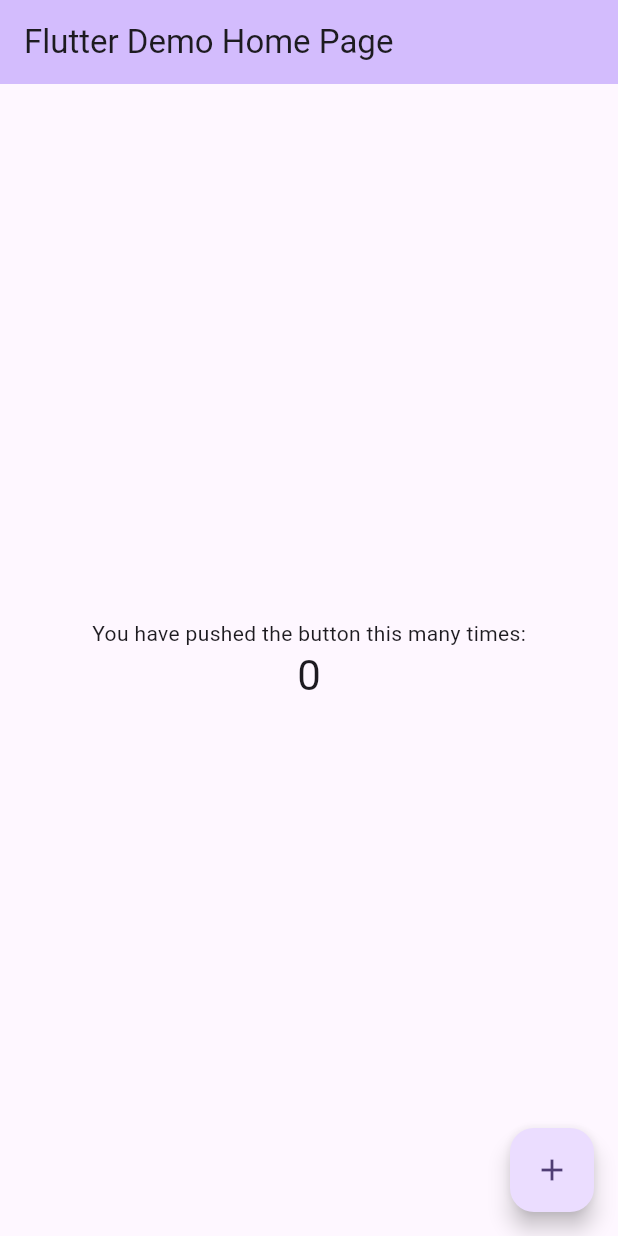
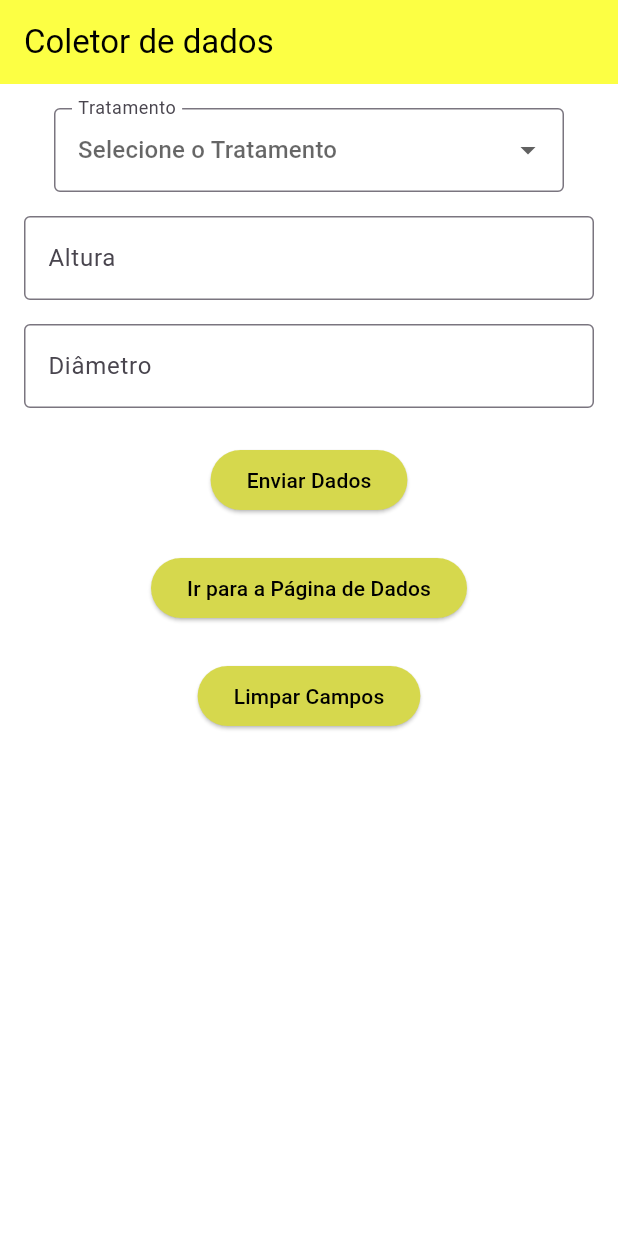
Before and after one commit to daniloasdotcom/flutter_gsheets, a Flutter app: the screen it shows after launch, on a phone screen of 412 x 824 dp. Run offline on Flutter 3.47's test engine with Material 3 defaults, Android fonts, the phone set to English and light mode, and no system bars; missing offline and left inert: gsheets.

Commit message:
update22052024

```diff
--- /dev/null
+++ b/lib/googlesheets.dart
@@ -0,0 +1,63 @@
+// Importação de pacotes necessários para a funcionalidade do Google Sheets
+
+// Classe SheetsFlutter para gerenciar interações com uma planilha do Google Sheets
+import 'package:flutter_gsheets/sheetscolumn.dart';
+import 'package:gsheets/gsheets.dart';
+
+class SheetsFlutter {
+  // ID da planilha do Google Sheets (deve ser configurado com o ID real da sua planilha)
+  static String _sheetId = "";
+  // Credenciais da API do Google Sheets (JSON de credenciais deve ser colocado aqui)
+  static const _sheetCredentials = r'''
+  {
+
+  }
+''';
+
+
+  // Worksheet (aba da planilha) para armazenar os dados do usuário
+  static Worksheet? _userSheet;
+
+  // Instância da classe GSheets inicializada com as credenciais
+  static final _gsheets = GSheets(_sheetCredentials);
+
+  // Método de inicialização assíncrono para configurar a planilha e a aba
+  static Future init() async {
+    try{
+    // Obtém a planilha usando o ID configurado
+    final spreadsheet = await _gsheets.spreadsheet(_sheetId);
+
+    // Obtém ou cria a aba (Worksheet) com o título "Feed"
+    _userSheet = await _getWorkSheet(spreadsheet, title: "Feed");
+
+    // Insere a primeira linha com os nomes das colunas
+    final firstRow = SheetsColunm.getColumns(); // Obtém os nomes das colunas de SheetsColunm
+    _userSheet!.values.insertRow(1, firstRow); // Insere a primeira linha na aba
+    } catch(e) {
+      // Captura e imprime qualquer erro que ocorrer durante a inicialização
+      print(e);
+
+    }
+  }
+
+
+  // Método privado para obter ou criar uma Worksheet (aba) na planilha
+  static Future<Worksheet> _getWorkSheet(
+      Spreadsheet spreadsheet,{
+        required String title,
+      }) async {
+    try{
+      // Tenta adicionar uma nova aba com o título especificado
+      return await spreadsheet.addWorksheet(title);
+      } catch(e) {
+      // Se a aba já existir, retorna a aba existente com o título especificado
+      return spreadsheet.worksheetByTitle(title)!;
+      }
+    }
+
+    // Método para inserir uma lista de linhas na aba do usuário
+    static Future insert(List<Map<String, dynamic>> rowList) async{
+      // Mapeia e adiciona as linhas na aba (_userSheet)
+      _userSheet!.values.map.appendRows(rowList);
+    }
+}
--- a/lib/main.dart
+++ b/lib/main.dart
@@ -1,125 +1,25 @@
 import 'package:flutter/material.dart';
+import 'package:flutter_gsheets/mainscreen.dart';
+import 'googlesheets.dart';
 
-void main() {
+void main() async{
+
+  await SheetsFlutter.init();
   runApp(const MyApp());
 }
 
 class MyApp extends StatelessWidget {
   const MyApp({super.key});
-
-  // This widget is the root of your application.
   @override
   Widget build(BuildContext context) {
     return MaterialApp(
+      debugShowCheckedModeBanner: false,
       title: 'Flutter Demo',
       theme: ThemeData(
-        // This is the theme of your application.
-        //
-        // TRY THIS: Try running your application with "flutter run". You'll see
-        // the application has a purple toolbar. Then, without quitting the app,
-        // try changing the seedColor in the colorScheme below to Colors.green
-        // and then invoke "hot reload" (save your changes or press the "hot
-        // reload" button in a Flutter-supported IDE, or press "r" if you used
-        // the command line to start the app).
-        //
-        // Notice that the counter didn't reset back to zero; the application
-        // state is not lost during the reload. To reset the state, use hot
-        // restart instead.
-        //
-        // This works for code too, not just values: Most code changes can be
-        // tested with just a hot reload.
         colorScheme: ColorScheme.fromSeed(seedColor: Colors.deepPurple),
         useMaterial3: true,
       ),
-      home: const MyHomePage(title: 'Flutter Demo Home Page'),
+      home: const MainScreen(),
     );
   }
 }
-
-class MyHomePage extends StatefulWidget {
-  const MyHomePage({super.key, required this.title});
-
-  // This widget is the home page of your application. It is stateful, meaning
-  // that it has a State object (defined below) that contains fields that affect
-  // how it looks.
-
-  // This class is the configuration for the state. It holds the values (in this
-  // case the title) provided by the parent (in this case the App widget) and
-  // used by the build method of the State. Fields in a Widget subclass are
-  // always marked "final".
-
-  final String title;
-
-  @override
-  State<MyHomePage> createState() => _MyHomePageState();
-}
-
-class _MyHomePageState extends State<MyHomePage> {
-  int _counter = 0;
-
-  void _incrementCounter() {
-    setState(() {
-      // This call to setState tells the Flutter framework that something has
-      // changed in this State, which causes it to rerun the build method below
-      // so that the display can reflect the updated values. If we changed
-      // _counter without calling setState(), then the build method would not be
-      // called again, and so nothing would appear to happen.
-      _counter++;
-    });
-  }
-
-  @override
-  Widget build(BuildContext context) {
-    // This method is rerun every time setState is called, for instance as done
-    // by the _incrementCounter method above.
-    //
-    // The Flutter framework has been optimized to make rerunning build methods
-    // fast, so that you can just rebuild anything that needs updating rather
-    // than having to individually change instances of widgets.
-    return Scaffold(
-      appBar: AppBar(
-        // TRY THIS: Try changing the color here to a specific color (to
-        // Colors.amber, perhaps?) and trigger a hot reload to see the AppBar
-        // change color while the other colors stay the same.
-        backgroundColor: Theme.of(context).colorScheme.inversePrimary,
-        // Here we take the value from the MyHomePage object that was created by
-        // the App.build method, and use it to set our appbar title.
-        title: Text(widget.title),
-      ),
-      body: Center(
-        // Center is a layout widget. It takes a single child and positions it
-        // in the middle of the parent.
-        child: Column(
-          // Column is also a layout widget. It takes a list of children and
-          // arranges them vertically. By default, it sizes itself to fit its
-          // children horizontally, and tries to be as tall as its parent.
-          //
-          // Column has various properties to control how it sizes itself and
-          // how it positions its children. Here we use mainAxisAlignment to
-          // center the children vertically; the main axis here is the vertical
-          // axis because Columns are vertical (the cross axis would be
-          // horizontal).
-          //
-          // TRY THIS: Invoke "debug painting" (choose the "Toggle Debug Paint"
-          // action in the IDE, or press "p" in the console), to see the
-          // wireframe for each widget.
-          mainAxisAlignment: MainAxisAlignment.center,
-          children: <Widget>[
-            const Text(
-              'You have pushed the button this many times:',
-            ),
-            Text(
-              '$_counter',
-              style: Theme.of(context).textTheme.headlineMedium,
-            ),
-          ],
-        ),
-      ),
-      floatingActionButton: FloatingActionButton(
-        onPressed: _incrementCounter,
-        tooltip: 'Increment',
-        child: const Icon(Icons.add),
-      ), // This trailing comma makes auto-formatting nicer for build methods.
-    );
-  }
-}
--- /dev/null
+++ b/lib/mainscreen.dart
@@ -0,0 +1,225 @@
+import 'package:flutter/material.dart';
+import 'package:flutter/services.dart';
+import 'package:flutter_gsheets/dataspages.dart';
+import 'package:flutter_gsheets/googlesheets.dart';
+import 'package:flutter_gsheets/sheetscolumn.dart';
+
+class MainScreen extends StatefulWidget {
+  const MainScreen({Key? key}) : super(key: key);
+
+  @override
+  _MainScreenState createState() => _MainScreenState();
+}
+
+class _MainScreenState extends State<MainScreen> {
+  final TextEditingController alturaController = TextEditingController();
+  final TextEditingController diametroController = TextEditingController();
+  String? selectedTratamento;
+
+  final List<String> tratamentoOptions = [
+    'T1D0R1',
+    'T2D0R2',
+    'T3D0R3',
+    'T5D0R4',
+    'T5D0R5',
+    'ID2,5R1',
+    'ID2,5R2',
+    'ID2,5R3',
+    'ID2,5R4',
+    'ID2,5R5',
+    'ID5R1',
+    'ID5R2',
+    'ID5R3',
+    'ID5R4',
+    'ID5R5',
+    'ID7,5R1',
+    'ID7,5R2',
+    'ID7,5R3',
+    'ID7,5R4',
+    'ID7,5R5',
+    'NID2,5R1',
+    'NID2,5R2',
+    'NID2,5R3',
+    'NID2,5R4',
+    'NID2,5R5',
+    'NID5R1',
+    'NID5R2',
+    'NID5R3',
+    'NID5R4',
+    'NID5R5',
+    'NID7,5R1',
+    'NID7,5R2',
+    'NID7,5R3',
+    'NID7,5R4',
+    'NID7,5R5'
+  ];
+
+  @override
+  Widget build(BuildContext context) {
+    return Scaffold(
+      backgroundColor: Colors.white,
+      appBar: AppBar(
+        title: Text('Coletor de dados', style: TextStyle(color: Colors.black)),
+        backgroundColor: const Color.fromARGB(255, 252, 255, 68),
+      ),
+      body: SingleChildScrollView(
+        child: Padding(
+          padding: const EdgeInsets.all(16.0),
+          child: Column(
+            mainAxisAlignment: MainAxisAlignment.center,
+            crossAxisAlignment: CrossAxisAlignment.center,
+            children: [
+              Padding(
+                padding: const EdgeInsets.symmetric(
+                    horizontal:
+                        20.0), // Adiciona um padding horizontal de 20 unidades
+                child: DropdownButtonFormField<String>(
+                  value: selectedTratamento,
+                  hint: const Text('Selecione o Tratamento'),
+                  isExpanded: true, // Ocupa o máximo de espaço possível
+                  dropdownColor: const Color.fromARGB(
+                      255, 177, 120, 120), // Cor de fundo do dropdown
+                  decoration: const InputDecoration(
+                    labelText: 'Tratamento',
+                    border: OutlineInputBorder(),
+                    focusedBorder: OutlineInputBorder(
+                      borderSide: BorderSide(color: Colors.blueAccent),
+                    ),
+                  ),
+                  items: tratamentoOptions
+                      .map((tratamento) => DropdownMenuItem<String>(
+                            value: tratamento,
+                            child: Text(tratamento),
+                          ))
+                      .toList(),
+                  onChanged: (value) {
+                    setState(() {
+                      selectedTratamento = value;
+                    });
+                  },
+                ),
+              ),
+              SizedBox(height: 16),
+              TextField(
+                controller: alturaController,
+                decoration: InputDecoration(
+                  labelText: 'Altura',
+                  border: OutlineInputBorder(),
+                  focusedBorder: OutlineInputBorder(
+                    borderSide: BorderSide(color: Colors.blueAccent),
+                  ),
+                ),
+                keyboardType: TextInputType.numberWithOptions(decimal: true),
+                inputFormatters: [
+                  FilteringTextInputFormatter.allow(RegExp(r'^\d*[.,]?\d*$')),
+                  TextInputFormatter.withFunction((oldValue, newValue) {
+                    if (newValue.text.contains(',')) {
+                      return TextEditingValue(
+                        text: newValue.text.replaceAll(',', '.'),
+                        selection: newValue.selection,
+                      );
+                    }
+                    return newValue;
+                  }),
+                ],
+              ),
+              SizedBox(height: 16),
+              TextField(
+                controller: diametroController,
+                decoration: InputDecoration(
+                  labelText: 'Diâmetro',
+                  border: OutlineInputBorder(),
+                  focusedBorder: OutlineInputBorder(
+                    borderSide: BorderSide(color: Colors.blueAccent),
+                  ),
+                ),
+                keyboardType: TextInputType.numberWithOptions(decimal: true),
+                inputFormatters: [
+                  FilteringTextInputFormatter.allow(RegExp(r'^\d*[.,]?\d*$')),
+                  TextInputFormatter.withFunction((oldValue, newValue) {
+                    if (newValue.text.contains(',')) {
+                      return TextEditingValue(
+                        text: newValue.text.replaceAll(',', '.'),
+                        selection: newValue.selection,
+                      );
+                    }
+                    return newValue;
+                  }),
+                ],
+              ),
+              SizedBox(height: 24),
+              ElevatedButton(
+                onPressed: () async {
+                  if (selectedTratamento == null) {
+                    ScaffoldMessenger.of(context).showSnackBar(
+                      SnackBar(
+                          content: Text('Por favor, selecione um tratamento.')),
+                    );
+                    return;
+                  }
+
+                  final feedback = {
+                    SheetsColunm.tratamento: selectedTratamento!,
+                    SheetsColunm.altura: double.tryParse(
+                            alturaController.text.replaceAll(',', '.')) ??
+                        0.0,
+                    SheetsColunm.diametro: double.tryParse(
+                            diametroController.text.replaceAll(',', '.')) ??
+                        0.0,
+                  };
+
+                  await SheetsFlutter.insert([feedback]);
+
+                  ScaffoldMessenger.of(context).showSnackBar(
+                    SnackBar(content: Text('Dados enviados com sucesso!')),
+                  );
+                  alturaController.clear(); // Limpa o campo de altura
+                  diametroController.clear(); // Limpa o campo de diâmetro
+                  setState(() {
+                    selectedTratamento =
+                        null; // Reseta o tratamento selecionado
+                  });
+                },
+                child: Text('Enviar Dados'),
+                style: ElevatedButton.styleFrom(
+                  foregroundColor: Colors.black,
+                  backgroundColor: Color.fromARGB(255, 214, 216, 77),
+                ),
+              ),
+              SizedBox(height: 24),
+              ElevatedButton(
+                onPressed: () {
+                  Navigator.push(
+                    context,
+                    MaterialPageRoute(builder: (context) => DataPage()),
+                  );
+                },
+                child: Text('Ir para a Página de Dados'),
+                style: ElevatedButton.styleFrom(
+                  foregroundColor: Colors.black,
+                  backgroundColor: Color.fromARGB(255, 214, 216, 77),
+                ),
+              ),
+              SizedBox(height: 24),
+              ElevatedButton(
+                onPressed: () {
+                  alturaController.clear(); // Limpa o campo de altura
+                  diametroController.clear(); // Limpa o campo de diâmetro
+                  setState(() {
+                    selectedTratamento =
+                        null; // Reseta o tratamento selecionado
+                  });
+                },
+                child: Text('Limpar Campos'),
+                style: ElevatedButton.styleFrom(
+                  foregroundColor: Colors.black,
+                  backgroundColor: Color.fromARGB(255, 214, 216, 77), // Cor de fundo do botão de limpar
+                ),
+              ),
+            ],
+          ),
+        ),
+      ),
+    );
+  }
+}
--- /dev/null
+++ b/lib/sheetscolumn.dart
@@ -0,0 +1,7 @@
+class SheetsColunm {
+  static final tratamento = "tratamento";
+  static final altura = "altura";
+  static final diametro = "diametro";
+
+  static List<String> getColumns() => [tratamento, altura, diametro];
+}
--- /dev/null
+++ b/lib/viewdatas.dart
@@ -0,0 +1,46 @@
+import 'dart:convert';
+import 'package:http/http.dart' as http;
+
+class Dados {
+  final String tratamento;
+  final double altura;
+  final double diametro;
+
+  Dados({required this.tratamento, required this.altura, required this.diametro});
+
+  factory Dados.fromJson(Map<String, dynamic> json) {
+    return Dados(
+      tratamento: json['tratamento'],
+      altura: double.parse(json['altura'].toString()), // Converte para double
+      diametro: double.parse(json['diametro'].toString()), // Converte para double
+    );
+  }
+
+  static Future<List<Dados>> fetchAll() async {
+    final response = await http.get(Uri.parse(
+        ''));
+    if (response.statusCode == 200) {
+      List<dynamic> jsonResponse = jsonDecode(response.body);
+      return jsonResponse.map((data) => Dados.fromJson(data)).toList();
+    } else {
+      throw Exception('Failed to load data');
+    }
+  }
+
+  static Future<String> deleteData(String tratamento) async {
+    final response = await http.post(
+      Uri.parse(
+          ''),
+      body: {
+        'action': 'delete',
+        'tratamento': tratamento
+      },
+    );
+
+    if (response.statusCode == 200) {
+      return response.body;
+    } else {
+      throw Exception('Failed to delete data');
+    }
+  }
+}
--- a/pubspec.yaml
+++ b/pubspec.yaml
@@ -35,6 +35,8 @@ dependencies:
   # The following adds the Cupertino Icons font to your application.
   # Use with the CupertinoIcons class for iOS style icons.
   cupertino_icons: ^1.0.6
+  http: ^1.2.0
+  gsheets: ^0.5.0
 
 dev_dependencies:
   flutter_test:
```
Also changed, not shown: lib/dataspages.dart (added, +161 -0 lines), pubspec.lock.
